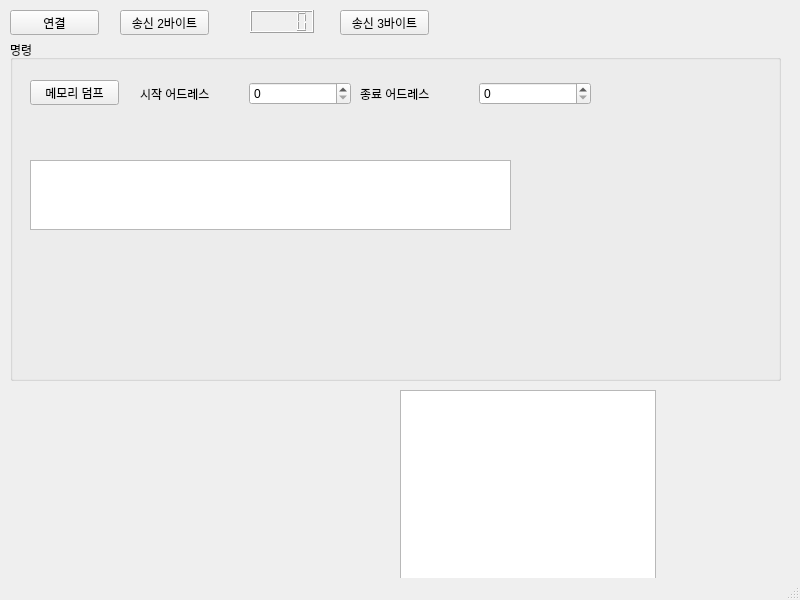
The window that mainwindow.ui (chjo70/PocketSonata) describes before a commit, drawn with Qt 5.
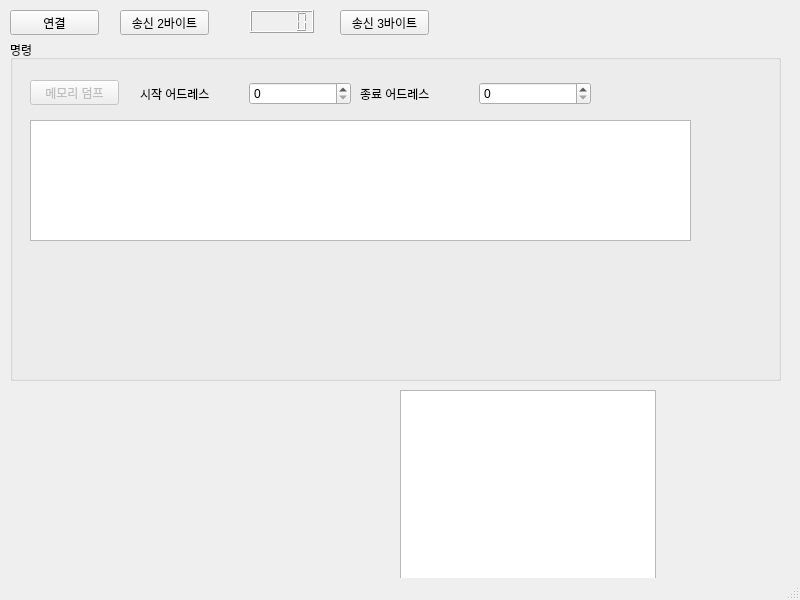
The same window after the commit.

Diff of the .ui file:
```diff
--- a/mainwindow.ui
+++ b/mainwindow.ui
@@ -39,7 +39,10 @@
     <property name="title">
      <string>명령</string>
     </property>
-    <widget class="QPushButton" name="pushButton_2">
+    <widget class="QPushButton" name="MemoryDump">
+     <property name="enabled">
+      <bool>false</bool>
+     </property>
      <property name="geometry">
       <rect>
        <x>20</x>
@@ -52,7 +55,7 @@
       <string>메모리 덤프</string>
      </property>
     </widget>
-    <widget class="QWidget" name="">
+    <widget class="QWidget" name="layoutWidget">
      <property name="geometry">
       <rect>
        <x>130</x>
@@ -74,7 +77,7 @@
       </item>
      </layout>
     </widget>
-    <widget class="QWidget" name="">
+    <widget class="QWidget" name="layoutWidget">
      <property name="geometry">
       <rect>
        <x>350</x>
@@ -100,9 +103,9 @@
      <property name="geometry">
       <rect>
        <x>20</x>
-       <y>120</y>
-       <width>481</width>
-       <height>70</height>
+       <y>80</y>
+       <width>661</width>
+       <height>121</height>
       </rect>
      </property>
      <property name="lineWidth">
```
Left out of the diff: 4 changed lines with no effect on the pictures.
